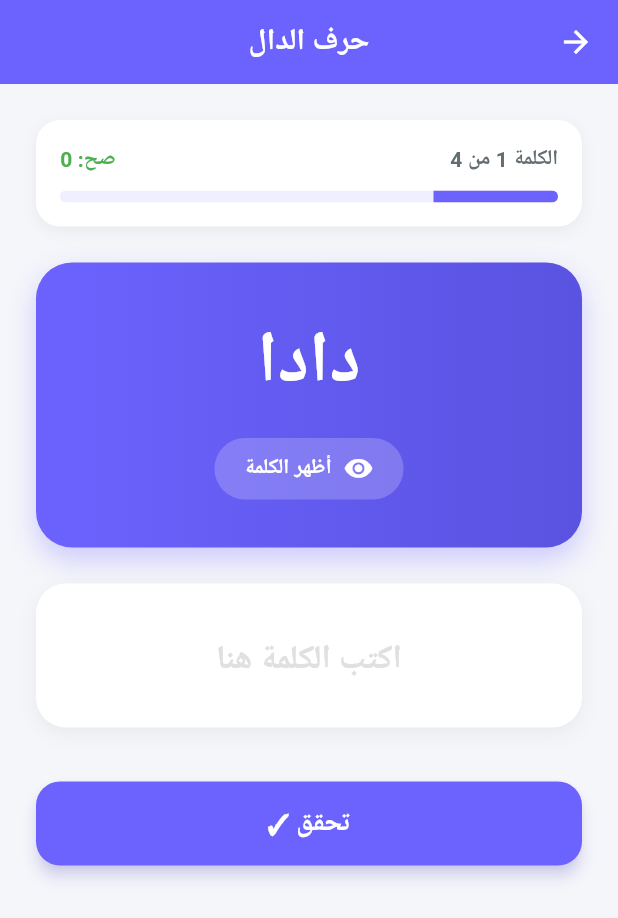
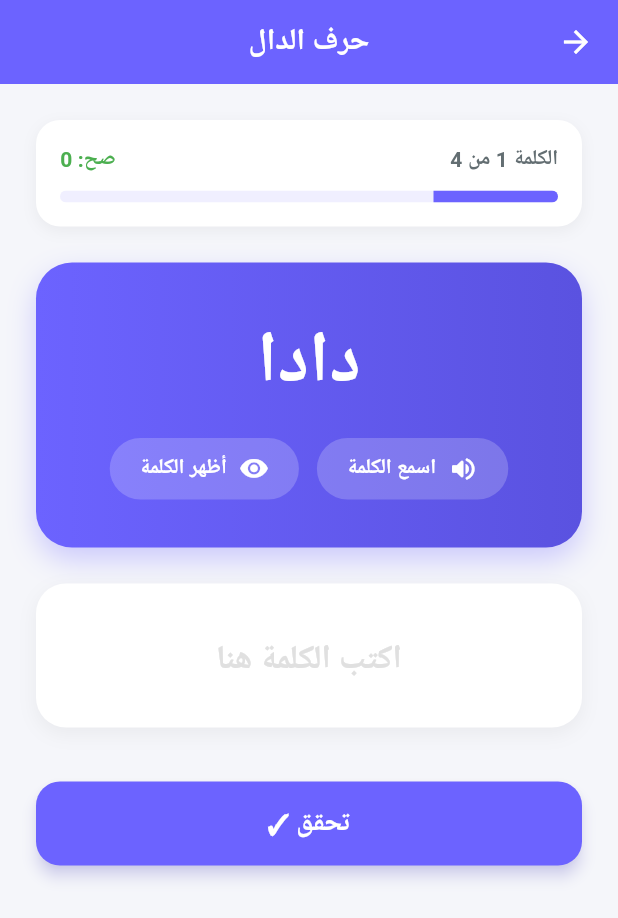
Before and after one commit to moringaiq2017-oss/education-app, a Flutter app: the DictationPracticeScreen screen opened directly with sample values from the repository, after a tap on "أظهر الكلمة", on a phone screen of 412 x 824 dp. Shown: the top 918 px of the screen. Run offline on Flutter 3.47's test engine with Material 3 defaults, Android fonts, the phone set to English and light mode, and no system bars; our stand-ins replace audioplayers, device_info_plus, dio, google_fonts, hive, hive_flutter; accounts and stored records are empty; network calls fail; Roboto replaces fonts that are missing (Cairo).

Commit message:
إضافة صوت عربي (Google TTS) للإملاء والمحفوظات
- إنشاء خدمة TTS باستخدام Google Cloud Text-to-Speech API
- الإملاء: نطق تلقائي للكلمة + زر اسمع الكلمة + زر أظهر الكلمة
- المحفوظات: نطق كل كلمة عند التمييز + زر اسمع الكل
- إضافة مكتبة audioplayers للتشغيل

Co-Authored-By: Claude Opus 4.6 (1M context) <noreply@anthropic.com>

```diff
--- a/mobile/lib/screens/sections/dictation_screen.dart
+++ b/mobile/lib/screens/sections/dictation_screen.dart
@@ -1,6 +1,7 @@
 import 'package:flutter/material.dart';
 import '../../config/theme.dart';
 import '../../data/dictation_data.dart';
+import '../../services/tts_service.dart';
 
 class DictationScreen extends StatelessWidget {
   const DictationScreen({super.key});
@@ -162,11 +163,22 @@ class _DictationPracticeScreenState extends State<DictationPracticeScreen> {
   int _correctCount = 0;
   bool _showWord = false;
   bool _isFinished = false;
+  final TtsService _tts = TtsService();
 
   String get _currentWord => widget.lesson.words[_currentWordIndex];
 
   @override
+  void initState() {
+    super.initState();
+    // نطق الكلمة الأولى تلقائياً عند فتح الشاشة
+    WidgetsBinding.instance.addPostFrameCallback((_) {
+      _tts.speak(_currentWord);
+    });
+  }
+
+  @override
   void dispose() {
+    _tts.stop();
     _controller.dispose();
     super.dispose();
   }
@@ -203,6 +215,8 @@ class _DictationPracticeScreenState extends State<DictationPracticeScreen> {
         _isCorrect = null;
         _showWord = false;
       });
+      // نطق الكلمة الجديدة تلقائياً
+      _tts.speak(_currentWord);
     } else {
       setState(() => _isFinished = true);
     }
@@ -340,10 +354,16 @@ class _DictationPracticeScreenState extends State<DictationPracticeScreen> {
                       ],
                     ),
                   const SizedBox(height: 16),
-                  // زر السماع / إظهار الكلمة
+                  // أزرار السماع وإظهار الكلمة
                   Row(
                     mainAxisAlignment: MainAxisAlignment.center,
                     children: [
+                      _ActionButton(
+                        icon: Icons.volume_up_rounded,
+                        label: 'اسمع الكلمة',
+                        onTap: () => _tts.speak(_currentWord),
+                      ),
+                      const SizedBox(width: 12),
                       _ActionButton(
                         icon: Icons.visibility_rounded,
                         label: 'أظهر الكلمة',
--- /dev/null
+++ b/mobile/lib/services/tts_service.dart
@@ -0,0 +1,74 @@
+import 'dart:convert';
+import 'dart:typed_data';
+
+import 'package:audioplayers/audioplayers.dart';
+import 'package:dio/dio.dart';
+
+/// خدمة تحويل النص إلى كلام باستخدام Google Cloud Text-to-Speech
+class TtsService {
+  // Singleton
+  TtsService._internal();
+  static final TtsService _instance = TtsService._internal();
+  factory TtsService() => _instance;
+
+  static const String _apiKey = 'AIzaSyDM7Q-NlvIzNPwPsayytmihg3XZ4tHzW9I';
+  static const String _apiUrl =
+      'https://texttospeech.googleapis.com/v1/text:synthesize';
+
+  final Dio _dio = Dio();
+  final AudioPlayer _audioPlayer = AudioPlayer();
+
+  /// نطق النص بصوت عربي
+  Future<void> speak(String text) async {
+    try {
+      final response = await _dio.post(
+        '$_apiUrl?key=$_apiKey',
+        data: {
+          'input': {'text': text},
+          'voice': {
+            'languageCode': 'ar-XA',
+            'name': 'ar-XA-Standard-A',
+          },
+          'audioConfig': {
+            'audioEncoding': 'MP3',
+          },
+        },
+        options: Options(
+          headers: {'Content-Type': 'application/json'},
+        ),
+      );
+
+      final String audioContent = response.data['audioContent'];
+      final Uint8List audioBytes = base64Decode(audioContent);
+
+      await _audioPlayer.stop();
+      await _audioPlayer.play(BytesSource(audioBytes));
+    } catch (e) {
+      // لا نعرض خطأ - فقط نتجاهل بصمت حتى لا يتوقف التطبيق
+      debugPrintTts('TTS error: $e');
+    }
+  }
+
+  /// إيقاف الصوت
+  Future<void> stop() async {
+    try {
+      await _audioPlayer.stop();
+    } catch (_) {}
+  }
+
+  /// تنظيف الموارد
+  Future<void> dispose() async {
+    try {
+      await _audioPlayer.dispose();
+    } catch (_) {}
+  }
+}
+
+/// طباعة خطأ فقط في وضع التطوير
+void debugPrintTts(String message) {
+  assert(() {
+    // ignore: avoid_print
+    print(message);
+    return true;
+  }());
+}
--- a/mobile/pubspec.yaml
+++ b/mobile/pubspec.yaml
@@ -31,6 +31,9 @@ dependencies:
     sdk: flutter
   intl: ^0.20.2
 
+  # Audio
+  audioplayers: ^6.1.0
+
   # UI
   cupertino_icons: ^1.0.6
 
```
Also changed, not shown: mobile/lib/screens/sections/memorization_screen.dart (+39 -0 lines), mobile/pubspec.lock, 5 other files.
